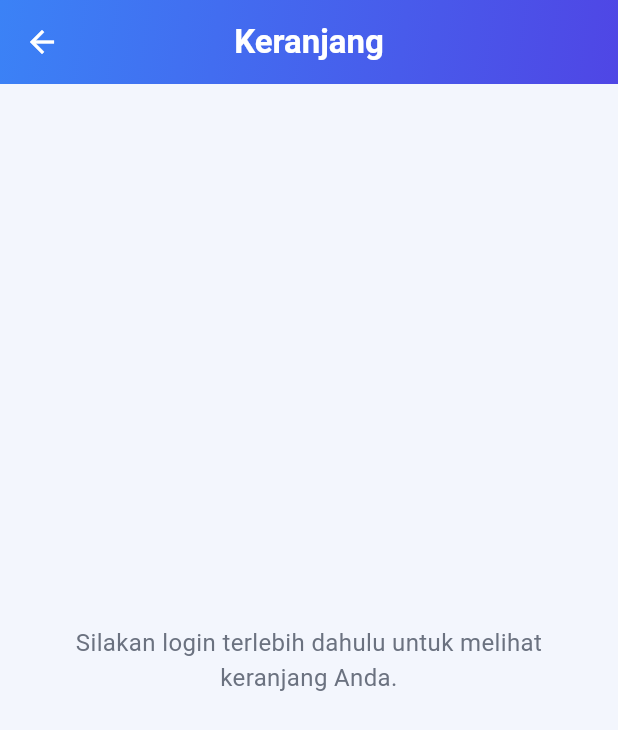
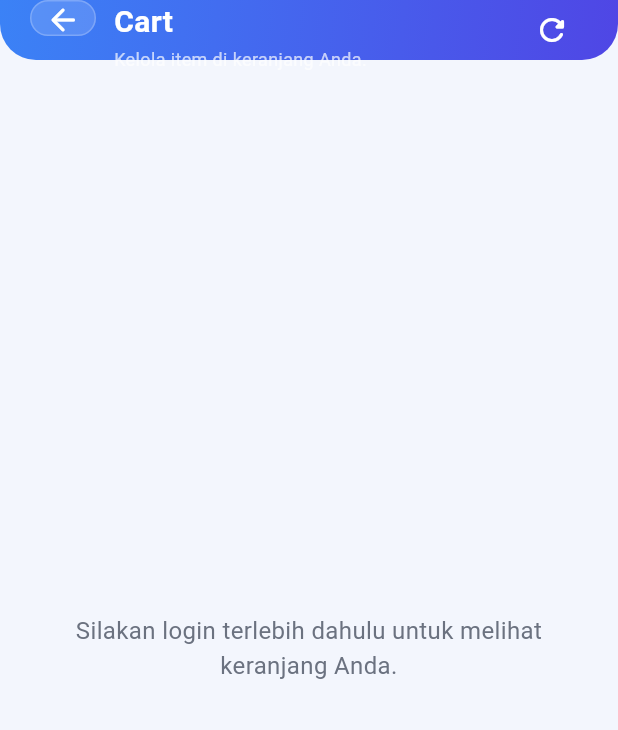
Before and after one commit to najmiiqbalhanif/Aplikasi-Kasir-Yoomie, a Flutter app: the CartPage screen opened directly, on a phone screen of 412 x 824 dp. Shown: the top 730 px of the screen. Run offline on Flutter 3.47's test engine with Material 3 defaults, Android fonts, the phone set to English and light mode, and no system bars; our stand-ins replace flutter_local_notifications, image_picker, rxdart, shared_preferences; accounts and stored records are empty; project files that could hold a hidden picture were left out.

Commit message:
bagian POS, CART, TRANSACTION

```diff
--- a/lib/presentation/pages/cartpage.dart
+++ b/lib/presentation/pages/cartpage.dart
@@ -1,4 +1,5 @@
 import 'package:flutter/material.dart';
+import 'package:flutter/services.dart';
 import 'package:provider/provider.dart';
 import 'package:helloworld/presentation/pages/cartProvider.dart';
 import '../../services/cartService.dart';
@@ -53,7 +54,6 @@ class _CartPageState extends State<CartPage> {
       return cashierId;
     } catch (e) {
       if (mounted) {
-
         ScaffoldMessenger.of(context).showSnackBar(
           SnackBar(content: Text('Failed to load cart data: ${e.toString()}')),
         );
@@ -100,6 +100,13 @@ class _CartPageState extends State<CartPage> {
           builder: (context, cartProvider, child) {
             List<CartItem> cartItems = cartProvider.items;
             double totalPrice = cartProvider.totalPrice;
+
+            // ====== NEW: Item (jenis produk) & Qty (total quantity) ======
+            final int itemKinds = cartItems.length;
+            final int totalQty = cartItems.fold<int>(
+              0,
+                  (sum, item) => sum + item.quantity,
+            );
 
             if (cartItems.isEmpty) {
               return Scaffold(
@@ -165,64 +172,10 @@ class _CartPageState extends State<CartPage> {
                       const EdgeInsets.symmetric(horizontal: 16, vertical: 12),
                       child: Container(
                         padding: const EdgeInsets.symmetric(
-                            horizontal: 16, vertical: 14),
-                        decoration: BoxDecoration(
-                          color: Colors.white,
-                          borderRadius: BorderRadius.circular(16),
-                          boxShadow: [
-                            BoxShadow(
-                              color: Colors.black.withOpacity(0.04),
-                              blurRadius: 10,
-                              offset: const Offset(0, 6),
-                            ),
-                          ],
-                        ),
-                        child: Row(
-                          children: [
-                            Container(
-                              padding: const EdgeInsets.all(10),
-                              decoration: BoxDecoration(
-                                shape: BoxShape.circle,
-                                gradient: const LinearGradient(
-                                  colors: [
-                                    kPrimaryGradientStart,
-                                    kPrimaryGradientEnd,
-                                  ],
-                                ),
-                              ),
-                              child: const Icon(
-                                Icons.shopping_cart_outlined,
-                                color: Colors.white,
-                                size: 20,
-                              ),
-                            ),
-                            const SizedBox(width: 12),
-                            Expanded(
-                              child: Column(
-                                crossAxisAlignment: CrossAxisAlignment.start,
-                                children: [
-                                  Text(
-                                    "${cartItems.length} item dalam keranjang",
-                                    style: const TextStyle(
-                                      fontSize: 15,
-                                      fontWeight: FontWeight.w600,
-                                    ),
-                                  ),
-                                  const SizedBox(height: 2),
-                                  Text(
-                                    "Total sementara: Rp ${_formatRupiah(totalPrice)}",
-                                    style: const TextStyle(
-                                      fontSize: 13,
-                                      color: kTextGrey,
-                                    ),
-                                  ),
-                                ],
-                              ),
-                            ),
-                          ],
                         ),
                       ),
                     ),
+
                     Expanded(
                       child: ListView.builder(
                         padding: const EdgeInsets.fromLTRB(16, 0, 16, 16),
@@ -236,6 +189,7 @@ class _CartPageState extends State<CartPage> {
                         },
                       ),
                     ),
+
                     // Bagian total + tombol Checkout
                     Container(
                       padding: const EdgeInsets.fromLTRB(16, 12, 16, 16),
@@ -255,45 +209,29 @@ class _CartPageState extends State<CartPage> {
                       child: Column(
                         mainAxisSize: MainAxisSize.min,
                         children: [
+                          // ====== NEW: Item & Qty di atas Subtotal ======
                           Row(
                             children: [
-                              Container(
-                                padding: const EdgeInsets.symmetric(
-                                    horizontal: 10, vertical: 4),
-                                decoration: BoxDecoration(
-                                  color: kBackgroundColor,
-                                  borderRadius: BorderRadius.circular(999),
-                                ),
-                                child: const Text(
-                                  "Standard Shipping • Free",
-                                  style: TextStyle(
-                                    fontSize: 12,
-                                    color: kTextGrey,
-                                  ),
-                                ),
-                              ),
+                              _buildInfoPill("Item", itemKinds.toString()),
+                              const SizedBox(width: 10),
+                              _buildInfoPill("Qty", totalQty.toString()),
                               const Spacer(),
-                              Text(
-                                "Subtotal: Rp ${_formatRupiah(totalPrice)}",
-                                style: const TextStyle(
-                                  fontSize: 13,
-                                  color: kTextGrey,
-                                ),
-                              ),
                             ],
                           ),
-                          const SizedBox(height: 12),
+                          const SizedBox(height: 10),
+
                           _buildTotalRow(
-                            'Estimated Total',
-                            "Rp ${_formatRupiah(totalPrice)} + Tax",
+                            'Subtotal:',
+                            "Rp ${_formatRupiah(totalPrice)}",
                             isBold: true,
                           ),
                           const SizedBox(height: 12),
+
                           SizedBox(
                             width: double.infinity,
                             child: ElevatedButton(
                               style: ElevatedButton.styleFrom(
-                                padding: EdgeInsets.zero, // biar padding diatur di Container dalam
+                                padding: EdgeInsets.zero,
                                 shape: RoundedRectangleBorder(
                                   borderRadius: BorderRadius.circular(14),
                                 ),
@@ -321,7 +259,9 @@ class _CartPageState extends State<CartPage> {
                                     begin: Alignment.centerLeft,
                                     end: Alignment.centerRight,
                                   ),
-                                  borderRadius: BorderRadius.all(Radius.circular(14)),
+                                  borderRadius: BorderRadius.all(
+                                    Radius.circular(40),
+                                  ),
                                 ),
                                 child: Container(
                                   alignment: Alignment.center,
@@ -351,28 +291,133 @@ class _CartPageState extends State<CartPage> {
     );
   }
 
+  // ===== NEW: pill kecil untuk Item & Qty =====
+  Widget _buildInfoPill(String label, String value) {
+    return Container(
+      padding: const EdgeInsets.symmetric(horizontal: 12, vertical: 6),
+      decoration: BoxDecoration(
+        color: kBackgroundColor,
+        borderRadius: BorderRadius.circular(999),
+      ),
+      child: Row(
+        mainAxisSize: MainAxisSize.min,
+        children: [
+          Text(
+            "$label: ",
+            style: const TextStyle(
+              fontSize: 12.5,
+              color: kTextGrey,
+              fontWeight: FontWeight.w600,
+            ),
+          ),
+          Text(
+            value,
+            style: const TextStyle(
+              fontSize: 12.5,
+              color: Colors.black87,
+              fontWeight: FontWeight.w800,
+            ),
+          ),
+        ],
+      ),
+    );
+  }
+
+  // ================= APP BAR (PERSIS HEADER SEBELUMNYA) =================
   PreferredSizeWidget _buildGradientAppBar() {
-    return AppBar(
-      elevation: 0,
-      centerTitle: true,
-      flexibleSpace: Container(
+    const double radius = 24;
+    final double topInset = MediaQuery.of(context).padding.top;
+
+    const double contentHeight = 40;
+
+    return PreferredSize(
+      preferredSize: Size.fromHeight(topInset + contentHeight),
+      child: AnnotatedRegion<SystemUiOverlayStyle>(
+        value: SystemUiOverlayStyle.light.copyWith(
+          statusBarColor: Colors.transparent,
+          statusBarIconBrightness: Brightness.light,
+          statusBarBrightness: Brightness.dark,
+        ),
+        child: Container(
+          width: double.infinity,
           decoration: const BoxDecoration(
             gradient: LinearGradient(
               colors: [kPrimaryGradientStart, kPrimaryGradientEnd],
               begin: Alignment.topLeft,
               end: Alignment.bottomRight,
             ),
+            borderRadius: BorderRadius.only(
+              bottomLeft: Radius.circular(radius),
+              bottomRight: Radius.circular(radius),
             ),
           ),
-      backgroundColor: Colors.transparent,
-      title: const Text(
-        'Keranjang',
-        style: TextStyle(
-          fontWeight: FontWeight.bold,
+          padding: EdgeInsets.fromLTRB(20, topInset, 20, 16),
+          child: Row(
+            children: [
+              if (Navigator.of(context).canPop())
+                InkWell(
+                  borderRadius: BorderRadius.circular(999),
+                  onTap: () => Navigator.of(context).maybePop(),
+                  child: Container(
+                    width: 44,
+                    height: 44,
+                    alignment: Alignment.center,
+                    decoration: BoxDecoration(
+                      color: Colors.white.withOpacity(0.14),
+                      borderRadius: BorderRadius.circular(999),
+                      border: Border.all(
+                        color: Colors.white.withOpacity(0.22),
+                      ),
+                    ),
+                    child: const Icon(
+                      Icons.arrow_back_rounded,
                       color: Colors.white,
                     ),
                   ),
-      iconTheme: const IconThemeData(color: Colors.white),
+                ),
+              if (Navigator.of(context).canPop()) const SizedBox(width: 12),
+
+              const Expanded(
+                child: Column(
+                  mainAxisAlignment: MainAxisAlignment.center,
+                  crossAxisAlignment: CrossAxisAlignment.start,
+                  children: [
+                    Text(
+                      'Cart',
+                      style: TextStyle(
+                        color: Colors.white,
+                        fontSize: 20,
+                        fontWeight: FontWeight.w700,
+                      ),
+                    ),
+                    SizedBox(height: 2),
+                    Text(
+                      'Kelola item di keranjang Anda.',
+                      style: TextStyle(
+                        color: Colors.white70,
+                        fontSize: 12,
+                      ),
+                    ),
+                  ],
+                ),
+              ),
+
+              IconButton(
+                onPressed: () {
+                  setState(() {
+                    _initializationFuture = _initializeCartData();
+                  });
+                },
+                icon: const Icon(
+                  Icons.refresh_rounded,
+                  color: Colors.white,
+                ),
+                tooltip: 'Refresh',
+              ),
+            ],
+          ),
+        ),
+      ),
     );
   }
 
@@ -388,7 +433,9 @@ class _CartPageState extends State<CartPage> {
     final initial = (currentQuantity > maxQty) ? maxQty : currentQuantity;
 
     final FixedExtentScrollController scrollController =
-    FixedExtentScrollController(initialItem: (initial - 1).clamp(0, maxQty - 1));
+    FixedExtentScrollController(
+      initialItem: (initial - 1).clamp(0, maxQty - 1),
+    );
 
     int selectedQuantity = initial;
 
@@ -410,11 +457,12 @@ class _CartPageState extends State<CartPage> {
                   begin: Alignment.centerLeft,
                   end: Alignment.centerRight,
                   colors: [
-                    Color(0xFF3B82F6), // biru kiri
-                    Color(0xFF4F46E5), // ungu kanan
+                    Color(0xFF3B82F6),
+                    Color(0xFF4F46E5),
                   ],
                 ),
-                borderRadius: const BorderRadius.vertical(top: Radius.circular(24)),
+                borderRadius:
+                const BorderRadius.vertical(top: Radius.circular(24)),
                 boxShadow: [
                   BoxShadow(
                     color: Colors.black.withOpacity(0.18),
@@ -427,8 +475,6 @@ class _CartPageState extends State<CartPage> {
               child: Column(
                 children: [
                   const SizedBox(height: 10),
-
-                  // handle
                   Container(
                     width: 52,
                     height: 5,
@@ -437,10 +483,7 @@ class _CartPageState extends State<CartPage> {
                       borderRadius: BorderRadius.circular(999),
                     ),
                   ),
-
                   const SizedBox(height: 14),
-
-                  // Row: Hapus dari keranjang + tombol X di kanan
                   Padding(
                     padding: const EdgeInsets.symmetric(horizontal: 16),
                     child: Row(
@@ -465,7 +508,7 @@ class _CartPageState extends State<CartPage> {
                                 children: [
                                   Icon(
                                     Icons.delete_outline_rounded,
-                                    color: Colors.red, // merah
+                                    color: Colors.red,
                                     size: 18,
                                   ),
                                   SizedBox(width: 10),
@@ -507,9 +550,6 @@ class _CartPageState extends State<CartPage> {
                       ],
                     ),
                   ),
-
-
-                  // Picker qty (ListWheel) + highlight glass putih
                   Expanded(
                     child: Stack(
                       alignment: Alignment.center,
@@ -521,7 +561,7 @@ class _CartPageState extends State<CartPage> {
                               height: itemHeight,
                               margin: const EdgeInsets.symmetric(horizontal: 24),
                               decoration: BoxDecoration(
-                                color: Colors.white.withOpacity(0.18), // glass
+                                color: Colors.white.withOpacity(0.18),
                                 borderRadius: BorderRadius.circular(30),
                                 border: Border.all(
                                   color: Colors.white.withOpacity(0),
@@ -569,8 +609,6 @@ class _CartPageState extends State<CartPage> {
                       ],
                     ),
                   ),
-
-                  // tombol selesai
                   Padding(
                     padding: const EdgeInsets.fromLTRB(16, 10, 16, 18),
                     child: SizedBox(
@@ -605,8 +643,6 @@ class _CartPageState extends State<CartPage> {
     );
   }
 
-
-
   // ==== ITEM CART BARU DENGAN CARD & LAYOUT LEBIH RAPI ====
   Widget _buildCartItem(BuildContext context, CartItem cartItem, int cashierId) {
     final cartProvider = Provider.of<CartProvider>(context, listen: false);
@@ -628,7 +664,6 @@ class _CartPageState extends State<CartPage> {
       child: Row(
         crossAxisAlignment: CrossAxisAlignment.start,
         children: [
-          // Gambar Produk
           ClipRRect(
             borderRadius: BorderRadius.circular(12),
             child: Container(
@@ -646,12 +681,10 @@ class _CartPageState extends State<CartPage> {
             ),
           ),
           const SizedBox(width: 12),
-          // Detail Produk
           Expanded(
             child: Column(
               crossAxisAlignment: CrossAxisAlignment.start,
               children: [
-                // Nama + kategori
                 Text(
                   cartItem.product.name,
                   maxLines: 2,
@@ -669,20 +702,25 @@ class _CartPageState extends State<CartPage> {
                   ),
                 ),
                 const SizedBox(height: 8),
-                // Qty + harga
                 Row(
                   children: [
                     GestureDetector(
                       onTap: () async {
                         final int maxQty = cartItem.product.stock;
 
-                        final int? selectedQuantity =
-                        await _showQuantityPicker(context, cartItem.quantity, maxQty);
+                        final int? selectedQuantity = await _showQuantityPicker(
+                          context,
+                          cartItem.quantity,
+                          maxQty,
+                        );
 
                         if (selectedQuantity != null) {
                           if (selectedQuantity > maxQty) {
                             ScaffoldMessenger.of(context).showSnackBar(
-                              SnackBar(content: Text('Maksimal qty produk ini adalah $maxQty.')),
+                              SnackBar(
+                                content: Text(
+                                    'Maksimal qty produk ini adalah $maxQty.'),
+                              ),
                             );
                             return;
                           }
@@ -706,9 +744,14 @@ class _CartPageState extends State<CartPage> {
                           } else if (selectedQuantity != cartItem.quantity) {
                             try {
                               await _cartService.updateProductQuantity(
-                                  cashierId, cartItem.product.id!, selectedQuantity);
+                                cashierId,
+                                cartItem.product.id!,
+                                selectedQuantity,
+                              );
                               cartProvider.updateQuantity(
-                                  cartItem.product, selectedQuantity);
+                                cartItem.product,
+                                selectedQuantity,
+                              );
                             } catch (e) {
                               if (mounted) {
                                 ScaffoldMessenger.of(context).showSnackBar(
@@ -725,7 +768,9 @@ class _CartPageState extends State<CartPage> {
                       },
                       child: Container(
                         padding: const EdgeInsets.symmetric(
-                            horizontal: 10, vertical: 6),
+                          horizontal: 10,
+                          vertical: 6,
+                        ),
                         decoration: BoxDecoration(
                           borderRadius: BorderRadius.circular(999),
                           border: Border.all(color: kBackgroundColor),
@@ -804,6 +849,7 @@ class _CartPageState extends State<CartPage> {
 
   String _resolveImageUrl(String url) {
     if (url.startsWith('http://') || url.startsWith('https://')) {
+      // ignore: avoid_print
       print('IMAGE URL (FULL): $url');
       return url;
     }
@@ -820,6 +866,7 @@ class _CartPageState extends State<CartPage> {
     }
 
     final fullUrl = 'http://10.0.2.2:8080$url';
+    // ignore: avoid_print
     print('IMAGE URL: $fullUrl');
     return fullUrl;
   }
--- a/lib/presentation/pages/posPage.dart
+++ b/lib/presentation/pages/posPage.dart
@@ -184,7 +184,7 @@ class _PoSPageState extends State<PoSPage>
 
     if (currentQty >= maxQty) {
       ScaffoldMessenger.of(context).showSnackBar(
-        SnackBar(content: Text('Maksimal qty untuk produk ini adalah $maxQty.')),
+        SnackBar(content: Text('Qty dari produk ini hanya sisa $maxQty.')),
       );
       return;
     }
```
Lines whose indentation alone changed are shown as unchanged.
